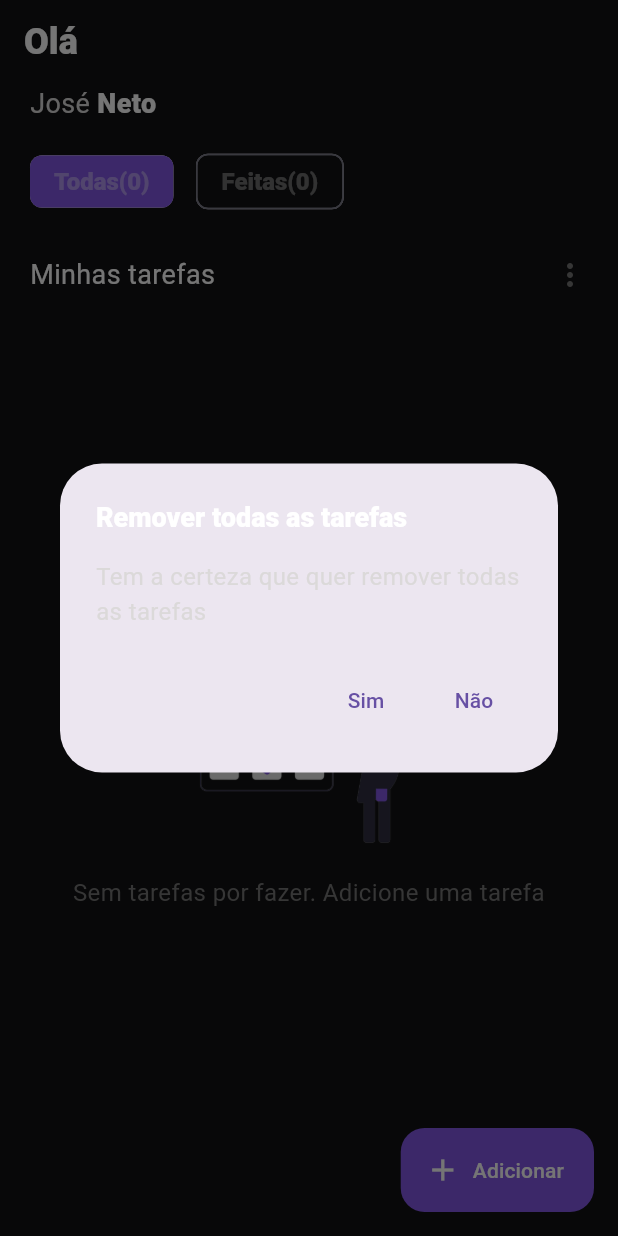
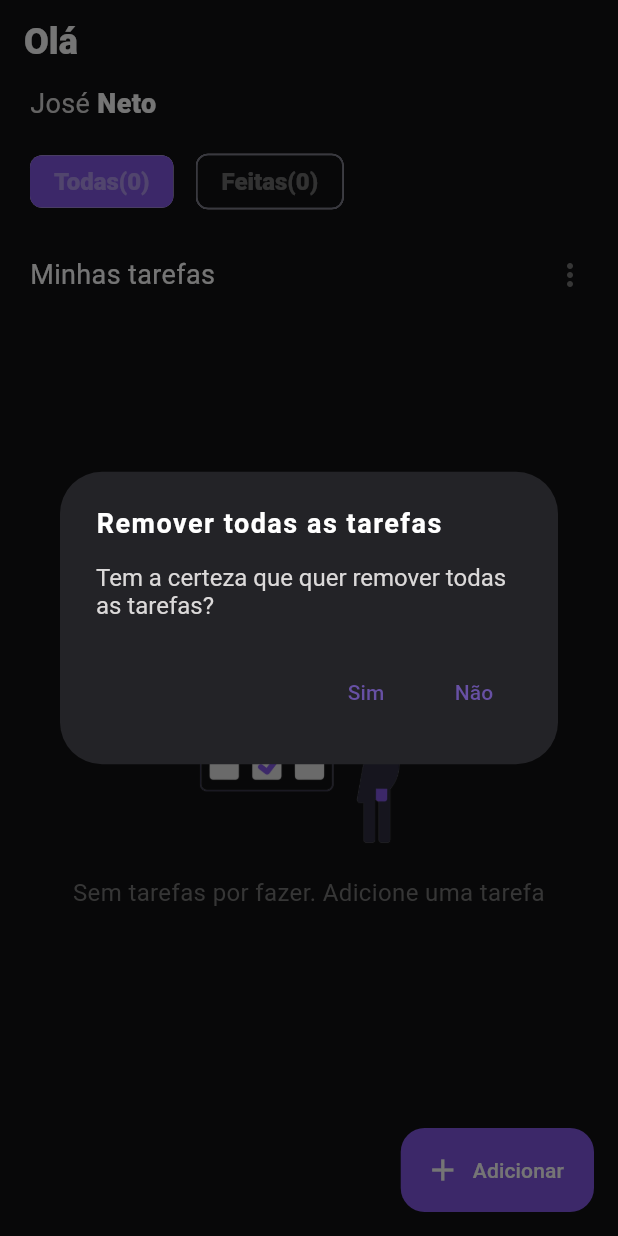
Before and after one commit to josedeneto/todo_app, a Flutter app: the screen it shows after launch, after a tap on the "more vert" icon, on a phone screen of 412 x 824 dp. Run offline on Flutter 3.47's test engine with Material 2 defaults, Android fonts, the phone set to English and light mode, and no system bars.

Commit message:
Removi estilização do dialog dentro do mixin, e adicionei ela no arquivo app_theme

```diff
--- a/lib/app/utils/helpers/mixins/alert_dialog.dart
+++ b/lib/app/utils/helpers/mixins/alert_dialog.dart
@@ -1,5 +1,3 @@
-import 'package:app_todo/app/utils/colors/app_color.dart';
-import 'package:app_todo/app/utils/style/app_typography.dart';
 import 'package:flutter/material.dart';
 
 mixin AlertsDialog<T extends StatefulWidget> on State<T> {
@@ -8,9 +6,12 @@ mixin AlertsDialog<T extends StatefulWidget> on State<T> {
       context: context,
       builder: (_) {
         return AlertDialog.adaptive(
-          title:  Text('Remover todas as tarefas',style: AppTypography.boldText!.copyWith(color: AppColor.white),),
-          content:
-               Text('Tem a certeza que quer remover todas as tarefas', style: AppTypography.normal,),
+          title: const Text(
+            'Remover todas as tarefas',
+          ),
+          content: const Text(
+            'Tem a certeza que quer remover todas as tarefas?',
+          ),
           actions: [
             TextButton(
               onPressed: function,
--- a/lib/app/utils/theme/app_theme.dart
+++ b/lib/app/utils/theme/app_theme.dart
@@ -38,18 +38,33 @@ class AppTheme {
             fontSize: 16,
           ),
         ),
+        dialogTheme: DialogTheme(
+          titleTextStyle: AppTypography.boldText!.copyWith(
+            fontWeight: FontWeight.w600,
+            letterSpacing: 1,
+          ),
+          contentTextStyle: AppTypography.normal,
+          backgroundColor: AppColor.border,
+        ),
+        datePickerTheme: DatePickerThemeData(
+          backgroundColor: AppColor.border,
+          dividerColor: AppColor.grey,
+          headerBackgroundColor: AppColor.secondary,
+          weekdayStyle: const TextStyle(color: AppColor.white),
+        ),
         inputDecorationTheme: InputDecorationTheme(
           filled: true,
           fillColor: AppColor.textField,
           errorBorder: AppStyle.errorBorder,
           isDense: true,
-
           border: AppStyle.defaultBorder,
           focusedBorder: AppStyle.focusedBorder,
         ),
         appBarTheme: AppBarTheme(
           foregroundColor: AppColor.white,
-          titleTextStyle: AppTypography.normal!.copyWith(fontSize: 18),
+          titleTextStyle: AppTypography.normal!.copyWith(
+            fontSize: 18,
+          ),
           systemOverlayStyle: const SystemUiOverlayStyle(
             statusBarColor: Colors.transparent,
           ),
```
